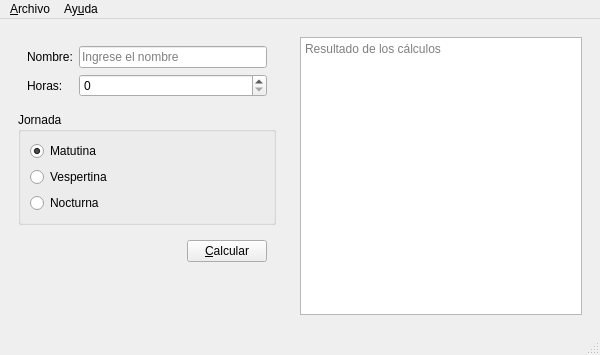
Qt form salarios.ui (matt087/P61-Salarios) before a commit.
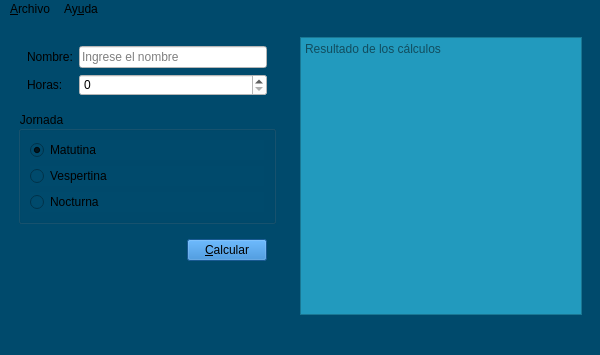
The same form after that commit. Icons and pictures are not drawn.

The edit to the form file:
```diff
--- a/salarios.ui
+++ b/salarios.ui
@@ -23,6 +23,9 @@
    <iconset resource="Recursos.qrc">
     <normaloff>:/Recursos/Iconos/salarios.png</normaloff>:/Recursos/Iconos/salarios.png</iconset>
   </property>
+  <property name="styleSheet">
+   <string notr="true">background-color: rgb(0, 74, 108);</string>
+  </property>
   <widget class="QWidget" name="centralwidget">
    <layout class="QHBoxLayout" name="horizontalLayout_2">
     <item>
@@ -45,6 +48,9 @@
          <layout class="QFormLayout" name="formLayout">
           <item row="0" column="0">
            <widget class="QLabel" name="label">
+            <property name="styleSheet">
+             <string notr="true">font: 9pt &quot;Segoe UI&quot;;</string>
+            </property>
             <property name="text">
              <string>Nombre:</string>
             </property>
@@ -52,6 +58,10 @@
           </item>
           <item row="0" column="1">
            <widget class="QLineEdit" name="inNombre">
+            <property name="styleSheet">
+             <string notr="true">background-color: rgb(255, 255, 255);
+border-color: rgb(0, 0, 0);</string>
+            </property>
             <property name="placeholderText">
              <string>Ingrese el nombre</string>
             </property>
@@ -59,19 +69,30 @@
           </item>
           <item row="1" column="0">
            <widget class="QLabel" name="label_2">
+            <property name="styleSheet">
+             <string notr="true">font: 9pt &quot;Segoe UI&quot;;</string>
+            </property>
             <property name="text">
              <string>Horas:</string>
             </property>
            </widget>
           </item>
           <item row="1" column="1">
-           <widget class="QSpinBox" name="inHoras"/>
+           <widget class="QSpinBox" name="inHoras">
+            <property name="styleSheet">
+             <string notr="true">background-color: rgb(255, 255, 255);
+border-color: rgb(0, 0, 0);</string>
+            </property>
+           </widget>
           </item>
          </layout>
         </widget>
        </item>
        <item>
         <widget class="QGroupBox" name="groupBox">
+         <property name="styleSheet">
+          <string notr="true">font: 9pt &quot;Segoe UI&quot;;</string>
+         </property>
          <property name="title">
           <string>Jornada</string>
          </property>
@@ -121,6 +142,9 @@
           </item>
           <item>
            <widget class="QPushButton" name="btnCalcular">
+            <property name="styleSheet">
+             <string notr="true">background-color: rgb(33, 124, 204);</string>
+            </property>
             <property name="text">
              <string>&amp;Calcular</string>
             </property>
@@ -156,6 +180,10 @@
       <layout class="QVBoxLayout" name="verticalLayout_3">
        <item>
         <widget class="QPlainTextEdit" name="outCalculos">
+         <property name="styleSheet">
+          <string notr="true">
+background-color: rgb(34, 154, 190);</string>
+         </property>
          <property name="readOnly">
           <bool>true</bool>
          </property>
```
